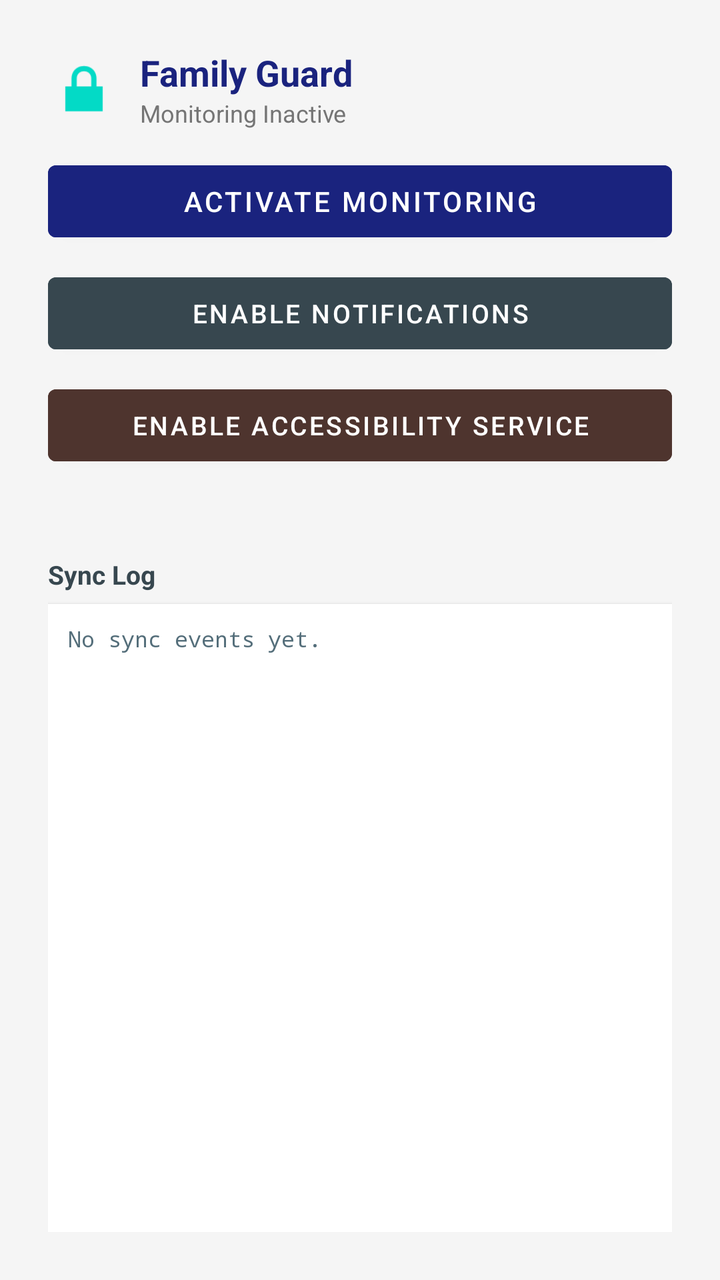
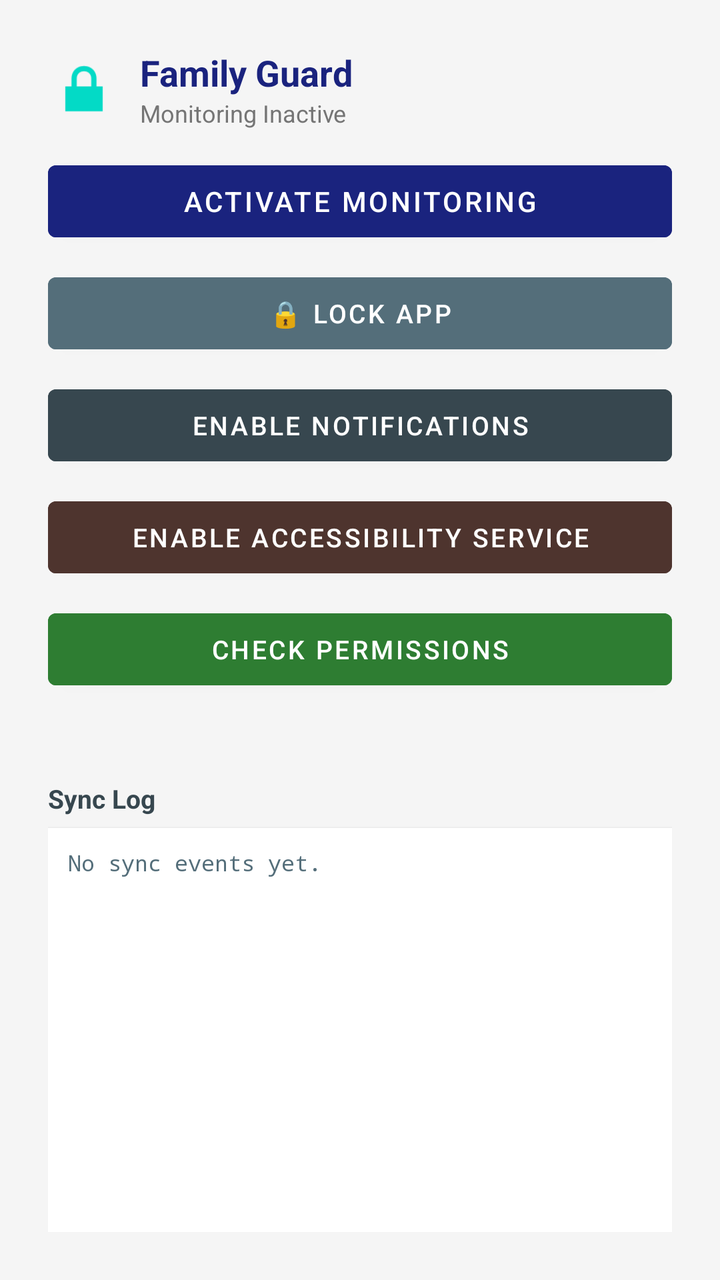

Compare the two renders of this Android layout. The source of the first and the diff that turns it into the second are given below.
<!-- AndroidManifest.xml: application theme Theme.MaterialComponents.Light.NoActionBar -->
<!-- res/layout/activity_main.xml -->
<?xml version="1.0" encoding="utf-8"?>
<LinearLayout xmlns:android="http://schemas.android.com/apk/res/android"
    android:layout_width="match_parent"
    android:layout_height="match_parent"
    android:orientation="vertical"
    android:padding="24dp"
    android:background="#F5F5F5">

    
    <LinearLayout
        android:layout_width="match_parent"
        android:layout_height="wrap_content"
        android:orientation="horizontal"
        android:gravity="center_vertical"
        android:layout_marginBottom="12dp">

        <ImageView
            android:layout_width="36dp"
            android:layout_height="36dp"
            android:src="@android:drawable/ic_lock_lock"
            android:layout_marginEnd="10dp" />

        <LinearLayout
            android:layout_width="0dp"
            android:layout_height="wrap_content"
            android:layout_weight="1"
            android:orientation="vertical">

            <TextView
                android:layout_width="wrap_content"
                android:layout_height="wrap_content"
                android:text="@string/app_name"
                android:textSize="18sp"
                android:textStyle="bold"
                android:textColor="#1A237E" />

            <TextView
                android:id="@+id/tvStatus"
                android:layout_width="wrap_content"
                android:layout_height="wrap_content"
                android:text="Monitoring Inactive"
                android:textSize="12sp"
                android:textColor="#757575" />
        </LinearLayout>
    </LinearLayout>

    
    <Button
        android:id="@+id/btnActivate"
        android:layout_width="match_parent"
        android:layout_height="48dp"
        android:text="Activate Monitoring"
        android:backgroundTint="#1A237E"
        android:textColor="#FFFFFF"
        android:textSize="14sp"
        android:layout_marginBottom="8dp" />

    <Button
        android:id="@+id/btnNotifications"
        android:layout_width="match_parent"
        android:layout_height="48dp"
        android:text="Enable Notifications"
        android:backgroundTint="#37474F"
        android:textColor="#FFFFFF"
        android:textSize="13sp"
        android:layout_marginBottom="8dp" />

    <Button
        android:id="@+id/btnAccessibility"
        android:layout_width="match_parent"
        android:layout_height="48dp"
        android:text="Enable Accessibility Service"
        android:backgroundTint="#4E342E"
        android:textColor="#FFFFFF"
        android:textSize="13sp"
        android:layout_marginBottom="12dp" />

    <TextView
        android:id="@+id/tvDeviceToken"
        android:layout_width="wrap_content"
        android:layout_height="wrap_content"
        android:text=""
        android:textSize="10sp"
        android:textColor="#BDBDBD"
        android:layout_marginBottom="16dp" />

    
    <TextView
        android:layout_width="match_parent"
        android:layout_height="wrap_content"
        android:text="Sync Log"
        android:textSize="13sp"
        android:textStyle="bold"
        android:textColor="#37474F"
        android:layout_marginBottom="6dp" />

    <ScrollView
        android:id="@+id/scrollLog"
        android:layout_width="match_parent"
        android:layout_height="0dp"
        android:layout_weight="1"
        android:background="#FFFFFF"
        android:padding="10dp"
        android:clipToPadding="false"
        android:elevation="2dp">

        <TextView
            android:id="@+id/tvLog"
            android:layout_width="match_parent"
            android:layout_height="wrap_content"
            android:text="No sync events yet."
            android:textSize="11sp"
            android:textColor="#546E7A"
            android:fontFamily="monospace"
            android:lineSpacingExtra="4dp" />
    </ScrollView>

</LinearLayout>
<!-- resources referenced by this layout -->
<resources>
  <string name="app_name">Family Guard</string>
</resources>

<!-- the commit's change to res/layout/activity_main.xml (unified diff, before → after) -->
@@ -56,6 +56,16 @@
         android:layout_marginBottom="8dp" />
 
     <Button
+        android:id="@+id/btnLock"
+        android:layout_width="match_parent"
+        android:layout_height="48dp"
+        android:text="🔒 Lock App"
+        android:backgroundTint="#546E7A"
+        android:textColor="#FFFFFF"
+        android:textSize="13sp"
+        android:layout_marginBottom="8dp" />
+
+    <Button
         android:id="@+id/btnNotifications"
         android:layout_width="match_parent"
         android:layout_height="48dp"
@@ -71,6 +81,16 @@
         android:layout_height="48dp"
         android:text="Enable Accessibility Service"
         android:backgroundTint="#4E342E"
+        android:textColor="#FFFFFF"
+        android:textSize="13sp"
+        android:layout_marginBottom="8dp" />
+
+    <Button
+        android:id="@+id/btnCheckPermissions"
+        android:layout_width="match_parent"
+        android:layout_height="48dp"
+        android:text="Check Permissions"
+        android:backgroundTint="#2E7D32"
         android:textColor="#FFFFFF"
         android:textSize="13sp"
         android:layout_marginBottom="12dp" />
